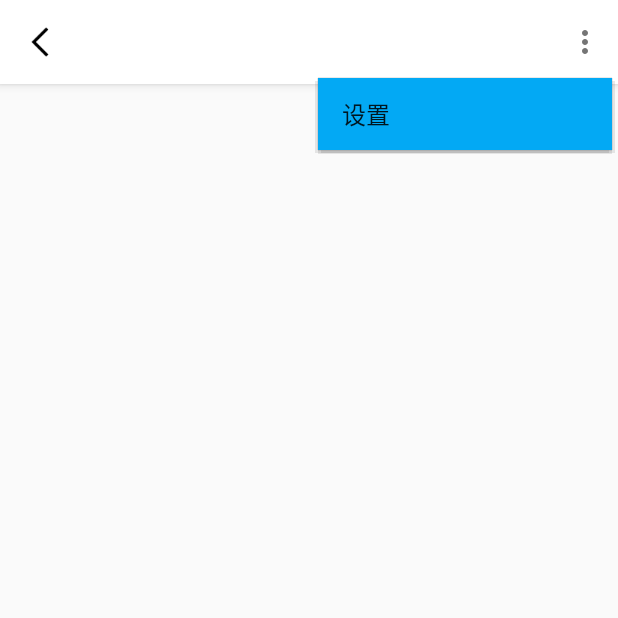
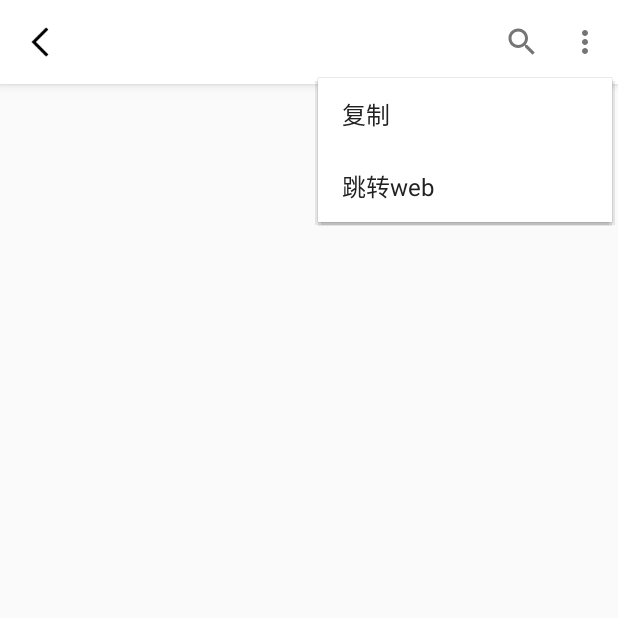
Before and after one commit to z244370114/BlogsSample, an Android app: the WebViewActivity screen opened directly, with no data from a screen before it, with the options menu open, on a phone screen of 412 x 824 dp, the top half of it. Run offline under Robolectric (Android 15) with nearby library versions, the phone set to English and light mode, and no system bars; our stand-ins replace ButterKnife; libraries missing offline, so code that uses them is left out: com.umeng.analytics; 2 statements that could not run were skipped.

Commit message:
修改Toolbar菜单按钮的背景颜色

```diff
--- a/app/src/main/java/com/zy/blogs/blogssample/activity/WebViewActivity.java
+++ b/app/src/main/java/com/zy/blogs/blogssample/activity/WebViewActivity.java
@@ -26,7 +26,7 @@ public class WebViewActivity extends BaseActivity {
 
     @Override
     protected void setUpContentView() {
-        setContentView(R.layout.activity_webview, -1, R.menu.menu_main, 0);
+        setContentView(R.layout.activity_webview, -1, R.menu.menu_webview, 0);
         toolbar.setBackgroundColor(getResources().getColor(R.color.white));
         toolbar.setNavigationIcon(R.drawable.icon_back_black);
 //        toolbar_title.setTextColor(getResources().getColor(R.color.primary_text));
--- a/app/src/main/java/com/zy/blogs/blogssample/adapter/BlogsAdapter.java
+++ b/app/src/main/java/com/zy/blogs/blogssample/adapter/BlogsAdapter.java
@@ -35,6 +35,7 @@ public class BlogsAdapter extends CommonBaseAdapter<GankModel> {
             String images = gankModel.getImages().get(0);
             Glide.with(context)
                     .load(images)
+                    .asBitmap()
                     .into((ImageView) viewHolder.getView(R.id.iv_image));
         }
     }
--- a/app/src/main/res/layout/activity_webview.xml
+++ b/app/src/main/res/layout/activity_webview.xml
@@ -21,7 +21,8 @@
             app:contentInsetRight="0dp"
             app:contentInsetStart="0dp"
             app:layout_scrollFlags="scroll|enterAlways"
-            app:popupTheme="@style/ThemeOverlay.AppCompat.Light">
+            app:theme="@style/PopWindowBackgroundStyle"
+            app:popupTheme="@style/PopWindowBackgroundStyle">
 
             <TextView
                 android:id="@id/tv_title"
--- a/app/src/main/res/layout/item_blogs.xml
+++ b/app/src/main/res/layout/item_blogs.xml
@@ -7,7 +7,7 @@
     <ImageView
         android:id="@id/iv_image"
         android:layout_width="match_parent"
-        android:layout_height="wrap_content"
+        android:layout_height="230dp"
         android:paddingLeft="5dp"
         android:paddingRight="5dp"
         android:scaleType="fitXY" />
--- a/app/src/main/res/layout/toolbar_title.xml
+++ b/app/src/main/res/layout/toolbar_title.xml
@@ -2,14 +2,15 @@
     xmlns:toolbar="http://schemas.android.com/apk/res-auto"
     android:id="@id/toolbar"
     style="@style/ToolBarStyle"
-    toolbar:layout_collapseMode="parallax">
+    toolbar:layout_collapseMode="parallax"
+    toolbar:layout_scrollFlags="scroll|enterAlways">
 
     <TextView
         android:id="@id/tv_title"
         android:layout_width="wrap_content"
         android:layout_height="wrap_content"
         android:layout_gravity="center"
-        android:singleLine="true"
+        android:maxLines="1"
         android:textColor="@color/white"
         android:textSize="20sp" />
 
--- /dev/null
+++ b/app/src/main/res/menu/menu_webview.xml
@@ -0,0 +1,26 @@
+<?xml version="1.0" encoding="utf-8"?>
+<menu xmlns:android="http://schemas.android.com/apk/res/android"
+    xmlns:app="http://schemas.android.com/apk/res-auto">
+    <!--<item-->
+    <!--android:id="@+id/action_share"-->
+    <!--android:orderInCategory="11"-->
+    <!--android:title="1111111"-->
+    <!--app:showAsAction="ifRoom" />-->
+    <!--app:actionProviderClass="android.support.v7.widget.ShareActionProvider"-->
+    <item
+        android:id="@+id/action_share"
+        android:orderInCategory="100"
+        android:title="@string/share"
+        app:actionViewClass="android.support.v7.widget.SearchView"
+        app:showAsAction="always" />
+    <item
+        android:id="@+id/action_copy"
+        android:orderInCategory="100"
+        android:title="@string/copy"
+        app:showAsAction="never" />
+    <item
+        android:id="@+id/action_jump_web"
+        android:orderInCategory="100"
+        android:title="@string/jump_web"
+        app:showAsAction="never" />
+</menu>
--- a/app/src/main/res/values/strings.xml
+++ b/app/src/main/res/values/strings.xml
@@ -23,4 +23,7 @@
     <string name="content">是否要修改信息</string>
     <string name="agree">确定</string>
     <string name="disagree">取消</string>
+    <string name="share">分享</string>
+    <string name="copy">复制</string>
+    <string name="jump_web">跳转web</string>
 </resources>
--- a/app/src/main/res/values/styles.xml
+++ b/app/src/main/res/values/styles.xml
@@ -38,8 +38,18 @@
         <item name="android:textColorPrimary">@color/white</item>
     </style>
 
+    <style name="PopWindowBackgroundStyle" parent="@style/ThemeOverlay.AppCompat.Light">
+        <item name="actionOverflowMenuStyle">@style/MyMenuStyleWhite</item>
+        <item name="android:textColor">@color/primary_text</item>
+    </style>
+
     <style name="MyMenuStyle" parent="@style/Widget.AppCompat.Light.PopupMenu.Overflow">
         <item name="overlapAnchor">false</item>
         <item name="android:popupBackground">?attr/colorPrimary</item>
     </style>
+
+    <style name="MyMenuStyleWhite" parent="@style/Widget.AppCompat.Light.PopupMenu.Overflow">
+        <item name="overlapAnchor">false</item>
+        <item name="android:popupBackground">@color/white</item>
+    </style>
 </resources>
```
